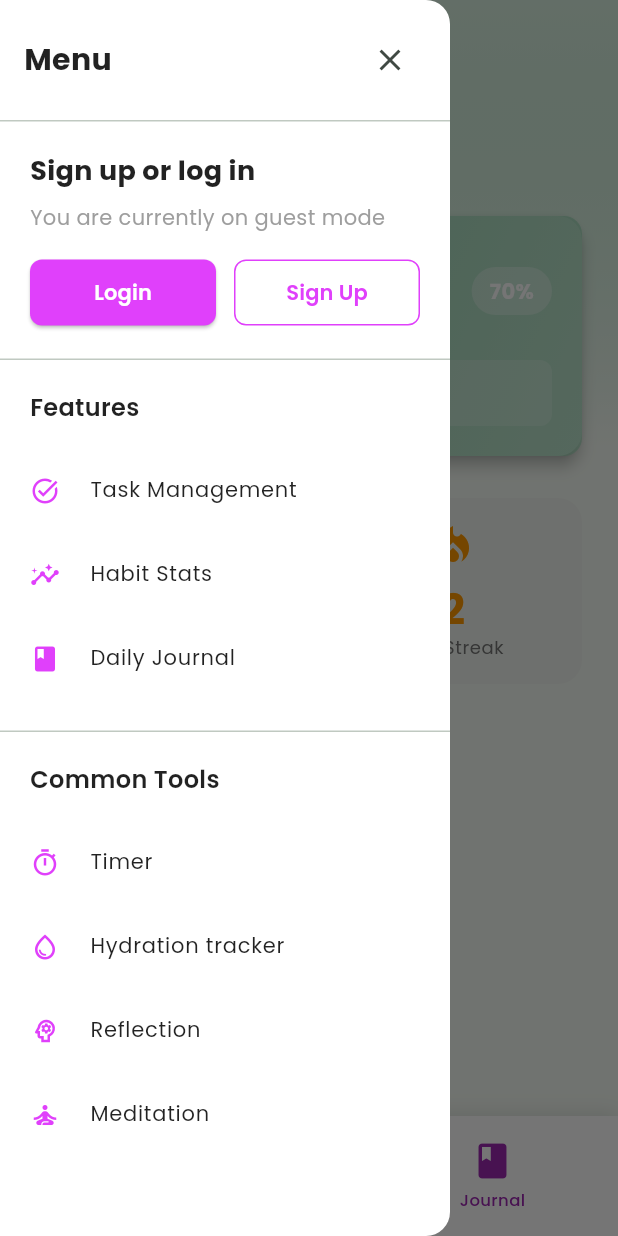
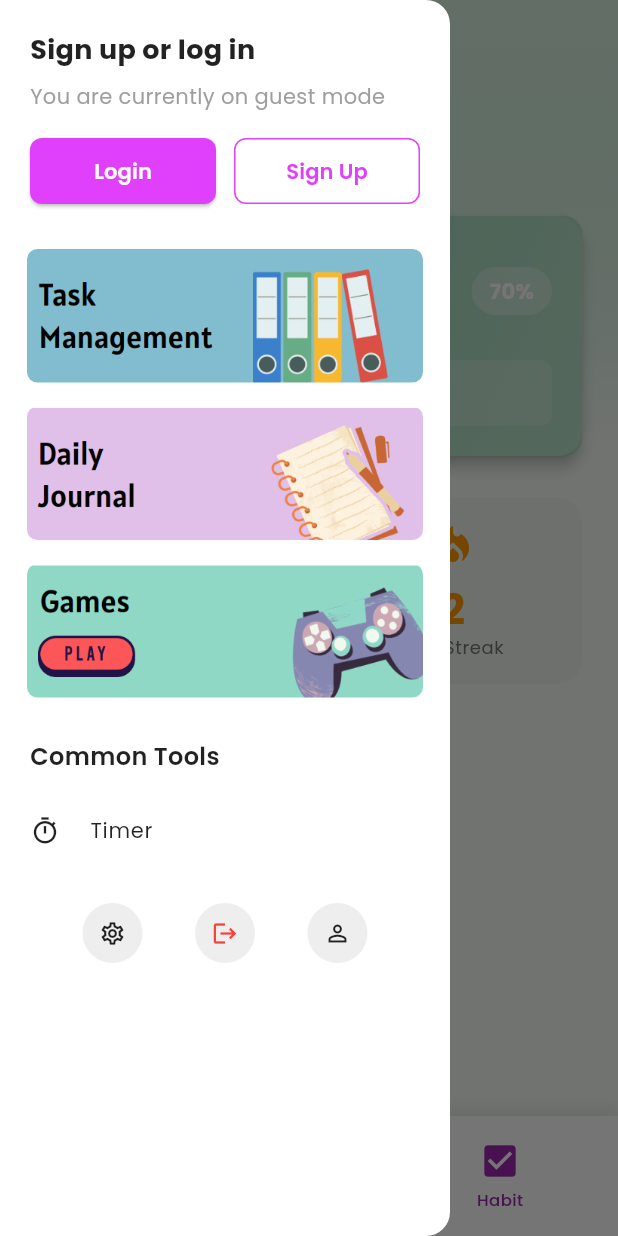
Before and after one commit to Nusrat207/serenote, a Flutter app: the screen it shows after launch, with the side drawer open, on a phone screen of 412 x 824 dp. Run offline on Flutter 3.47's test engine with Material 3 defaults, Android fonts, the phone set to English and light mode, and no system bars; our stand-ins replace audioplayers, flutter_dotenv, flutter_riverpod, google_fonts, permission_handler, qr_flutter and 5 more; missing offline and left inert: record; accounts and stored records are empty.

Commit message:
Todo Database Fixed & Sidebar Functionality Added & Updated UI

```diff
--- a/lib/features/dashboard/presentation/screens/dashboard_screen.dart
+++ b/lib/features/dashboard/presentation/screens/dashboard_screen.dart
@@ -388,17 +388,7 @@ class _DashboardScreenState extends ConsumerState<DashboardScreen> {
           child: Row(
             mainAxisAlignment: MainAxisAlignment.spaceAround,
             children: [
-              _buildNavItem(
-                icon: Icons.access_time,
-                label: 'ToDo',
-                onTap: () {
-                  Navigator.push(
-                    context,
-                    MaterialPageRoute(
-                        builder: (_) => const RoutineScreen()),
-                  );
-                },
-              ),
+
               _buildNavItem(
                 icon: Icons.mood,
                 label: 'Mood',
@@ -411,13 +401,24 @@ class _DashboardScreenState extends ConsumerState<DashboardScreen> {
                 },
               ),
               _buildNavItem(
-                icon: Icons.book,
-                label: 'Journal',
+                icon: Icons.home,
+                label: 'Home',
                 onTap: () {
                   Navigator.push(
                     context,
                     MaterialPageRoute(
-                        builder: (_) => const JournalScreen()),
+                        builder: (_) => const DashboardScreen()),
+                  );
+                },
+              ),
+              _buildNavItem(
+                icon: Icons.check_box,
+                label: 'Habit',
+                onTap: () {
+                  Navigator.push(
+                    context,
+                    MaterialPageRoute(
+                        builder: (_) => const DashboardScreen()),
                   );
                 },
               ),
--- a/lib/features/dashboard/presentation/widgets/sidebar.dart
+++ b/lib/features/dashboard/presentation/widgets/sidebar.dart
@@ -5,6 +5,11 @@ import 'package:serenote/core/services/auth_service.dart';
 import 'package:serenote/features/auth/presentation/screens/login_screen.dart';
 import 'package:serenote/features/auth/presentation/screens/register_screen.dart';
 import 'package:serenote/features/dashboard/presentation/screens/dashboard_screen.dart';
+import 'package:serenote/features/todo/presentation/screens/todo_screen.dart';
+import 'package:serenote/features/journal/presentation/screens/journal_screen.dart';
+import 'package:serenote/features/games/presentation/screens/game_screen.dart';
+
+
 
 class Sidebar extends StatelessWidget {
   const Sidebar({super.key});
@@ -21,55 +26,19 @@ class Sidebar extends StatelessWidget {
         child: Column(
           crossAxisAlignment: CrossAxisAlignment.start,
           children: [
-            // Header with close button
-            Padding(
-              padding: const EdgeInsets.all(16.0),
-              child: Row(
-                children: [
-                  const Text(
-                    'Menu',
-                    style: TextStyle(
-                      fontSize: 20,
-                      fontWeight: FontWeight.bold,
-                      color: Colors.black87,
-                    ),
-                  ),
-                  const Spacer(),
-                  IconButton(
-                    icon: const Icon(Icons.close, size: 24),
-                    onPressed: () {
-                      Navigator.of(context).pop();
-                    },
-                  ),
-                ],
-              ),
-            ),
-
-            const Divider(height: 1),
+            // Login Card Section (Shows when not logged in) - At the top
+            if (!isLoggedIn) _buildLoginCard(context),
 
             // User Info Section (Shows when logged in)
             if (isLoggedIn) _buildUserInfoSection(currentUser!),
 
-            // Login Card Section (Shows when not logged in)
-            if (!isLoggedIn) _buildLoginCard(context),
+            // Features Section with Image Bars (no divider)
+            _buildFeaturesSectionWithImages(context),
 
-            const Divider(height: 1),
-
-            // Features Section
-            _buildFeaturesSection(),
-
-            const Divider(height: 1),
-
-            // Common Tools Section
+            // Common Tools Section with circle buttons
             _buildCommonToolsSection(context),
 
             const Spacer(),
-
-            // Logout Button (when logged in)
-            if (isLoggedIn) _buildLogoutSection(context),
-
-            // Bottom Section
-            _buildBottomSection(context),
           ],
         ),
       ),
@@ -106,7 +75,7 @@ class Sidebar extends StatelessWidget {
                       style: const TextStyle(
                         fontSize: 16,
                         fontWeight: FontWeight.w600,
-                        color: Colors.black87,
+                        color: Color.fromARGB(221, 8, 6, 6),
                       ),
                       overflow: TextOverflow.ellipsis,
                     ),
@@ -123,45 +92,86 @@ class Sidebar extends StatelessWidget {
               ),
             ],
           ),
-          const SizedBox(height: 16),
-
-          // Quick stats or user actions
-          Row(
-            children: [
-              _buildUserStat('Tasks', '12'),
-              const SizedBox(width: 16),
-              _buildUserStat('Streak', '7d'),
-              const SizedBox(width: 16),
-              _buildUserStat('Level', '2'),
-            ],
-          ),
         ],
       ),
     );
   }
 
-  Widget _buildUserStat(String label, String value) {
+  Widget _buildFeaturesSectionWithImages(BuildContext context) {
     return Column(
+      crossAxisAlignment: CrossAxisAlignment.start,
       children: [
-        Text(
-          value,
-          style: const TextStyle(
-            fontSize: 16,
-            fontWeight: FontWeight.bold,
-            color: Colors.purpleAccent,
+        // Image Bar for Task Management
+        _buildImageBarItem(
+          context,
+          'assets/images/todo.png',
+          () {
+            Navigator.of(context).pop();
+            Navigator.push(
+              context,
+              MaterialPageRoute(builder: (context) => RoutineScreen()),
+            );
+          },
         ),
+        // Image Bar for Habit Stats
+        _buildImageBarItem(
+          context,
+          'assets/images/journal.png',
+          () {
+            Navigator.of(context).pop();
+            Navigator.push(
+              context,
+              MaterialPageRoute(builder: (context) => JournalScreen()),
+            );
+          },
         ),
-        Text(
-          label,
-          style: const TextStyle(
-            fontSize: 12,
-            color: Colors.grey,
-          ),
+        // Image Bar for Daily Journal
+        _buildImageBarItem(
+          context,
+          'assets/images/games.png',
+          () {
+            Navigator.of(context).pop();
+            Navigator.push(
+              context,
+              MaterialPageRoute(builder: (context) => GamesScreen()),
+            );
+          },
         ),
       ],
     );
   }
 
+  Widget _buildImageBarItem(BuildContext context, String imagePath, VoidCallback onTap) {
+  return GestureDetector(
+    onTap: onTap,
+    child: Container(
+      width: 320, // Custom width (less than sidebar width)
+      height: 105,
+      margin: const EdgeInsets.symmetric(horizontal: 10), // Center it with margin
+      padding: const EdgeInsets.all(8), // Padding on all sides
+      child: ClipRRect(
+        borderRadius: BorderRadius.circular(7), // More rounded corners
+        child: Image.asset(
+          imagePath,
+          fit: BoxFit.cover,
+          width: double.infinity,
+          errorBuilder: (context, error, stackTrace) {
+            return Container(
+              width: double.infinity,
+              height: double.infinity,
+              color: Colors.grey.shade200,
+              child: const Icon(
+                Icons.error_outline,
+                color: Color.fromARGB(255, 255, 255, 255),
+                size: 32,
+              ),
+            );
+          },
+        ),
+      ),
+    ),
+  );
+}
   Widget _buildLoginCard(BuildContext context) {
     return Container(
       width: double.infinity,
@@ -248,65 +258,6 @@ class Sidebar extends StatelessWidget {
     );
   }
 
-  Widget _buildLogoutSection(BuildContext context) {
-    return Padding(
-      padding: const EdgeInsets.all(20),
-      child: SizedBox(
-        width: double.infinity,
-        child: OutlinedButton.icon(
-          onPressed: () async {
-            await AuthService().signOut();
-            if (context.mounted) {
-              Navigator.of(context).pushAndRemoveUntil(
-                MaterialPageRoute(builder: (context) => DashboardScreen()),
-                (route) => false,
-              );
-            }
-          },
-          style: OutlinedButton.styleFrom(
-            foregroundColor: Colors.red,
-            side: const BorderSide(color: Colors.red),
-            padding: const EdgeInsets.symmetric(vertical: 12),
-            shape: RoundedRectangleBorder(
-              borderRadius: BorderRadius.circular(8),
-            ),
-          ),
-          icon: const Icon(Icons.logout, size: 18),
-          label: const Text(
-            'Logout',
-            style: TextStyle(
-              fontSize: 14,
-              fontWeight: FontWeight.w600,
-            ),
-          ),
-        ),
-      ),
-    );
-  }
-
-  Widget _buildFeaturesSection() {
-    return Padding(
-      padding: const EdgeInsets.all(20),
-      child: Column(
-        crossAxisAlignment: CrossAxisAlignment.start,
-        children: [
-          const Text(
-            'Features',
-            style: TextStyle(
-              fontSize: 16,
-              fontWeight: FontWeight.w600,
-              color: Colors.black87,
-            ),
-          ),
-          const SizedBox(height: 16),
-          _buildFeatureItem('Task Management', Icons.task_alt),
-          _buildFeatureItem('Habit Stats', Icons.insights),
-          _buildFeatureItem('Daily Journal', Icons.book),
-        ],
-      ),
-    );
-  }
-
   Widget _buildCommonToolsSection(BuildContext context) {
     return Padding(
       padding: const EdgeInsets.all(20),
@@ -321,47 +272,78 @@ class Sidebar extends StatelessWidget {
               color: Colors.black87,
             ),
           ),
-          const SizedBox(height: 16),
+          const SizedBox(height: 10),
           _buildToolItem(context, 'Timer', Icons.timer_outlined),
-          _buildToolItem(context, 'Hydration tracker', Icons.water_drop_outlined),
-          _buildToolItem(context, 'Reflection', Icons.psychology_outlined),
-          _buildToolItem(context, 'Meditation', Icons.self_improvement_outlined),
+
+          // Add the three circle buttons after the timer
+          const SizedBox(height: 20),
+          _buildCircleButtonsSection(context),
         ],
       ),
     );
   }
 
-  Widget _buildBottomSection(BuildContext context) {
-    return Padding(
-      padding: const EdgeInsets.all(20),
-      child: Column(
+  Widget _buildCircleButtonsSection(BuildContext context) {
+    return Row(
+      mainAxisAlignment: MainAxisAlignment.spaceEvenly,
       children: [
-          _buildBottomItem('Help center', Icons.help_outline),
-          _buildBottomItem('Feedback', Icons.feedback_outlined),
-          _buildBottomItem('Settings', Icons.settings_outlined),
-        ],
+        // Settings Icon
+        CircleAvatar(
+          radius: 20,
+          backgroundColor: Colors.grey.shade200,
+          child: IconButton(
+            onPressed: () {
+              // Handle settings navigation
+            },
+            icon: const Icon(
+              Icons.settings_outlined,
+              size: 18,
+              color: Colors.black87,
             ),
+            padding: EdgeInsets.zero,
+          ),
+        ),
+
+        // Logout Icon
+        CircleAvatar(
+          radius: 20,
+          backgroundColor: Colors.grey.shade200,
+          child: IconButton(
+            onPressed: () async {
+              await AuthService().signOut();
+              if (context.mounted) {
+                Navigator.of(context).pushAndRemoveUntil(
+                  MaterialPageRoute(builder: (context) => DashboardScreen()),
+                  (route) => false,
                 );
               }
+            },
+            icon: const Icon(
+              Icons.logout,
+              size: 18,
+              color: Colors.red,
+            ),
+            padding: EdgeInsets.zero,
+          ),
+        ),
 
-  Widget _buildFeatureItem(String title, IconData icon) {
-    return ListTile(
-      contentPadding: EdgeInsets.zero,
-      leading: Icon(
-        icon,
-        size: 20,
-        color: Colors.purpleAccent,
-      ),
-      title: Text(
-        title,
-        style: const TextStyle(
-          fontSize: 14,
+        // Update Profile Icon
+        CircleAvatar(
+          radius: 20,
+          backgroundColor: Colors.grey.shade200,
+          child: IconButton(
+            onPressed: () {
+              // Handle update profile navigation
+            },
+            icon: const Icon(
+              Icons.person_outline,
+              size: 18,
               color: Colors.black87,
             ),
+            padding: EdgeInsets.zero,
           ),
-      onTap: () {
-        // Handle feature navigation
-      },
+        ),
+      ],
     );
   }
 
@@ -371,7 +353,7 @@ class Sidebar extends StatelessWidget {
       leading: Icon(
         icon,
         size: 20,
-        color: Colors.purpleAccent,
+        color: Colors.black87,
       ),
       title: Text(
         title,
@@ -390,38 +372,8 @@ class Sidebar extends StatelessWidget {
             context,
             MaterialPageRoute(builder: (context) => const TimerScreen()),
           );
-        } else if (title == 'Hydration tracker') {
-          // Add hydration tracker navigation here
-          // Navigator.push(context, MaterialPageRoute(builder: (context) => HydrationTrackerScreen()));
-        } else if (title == 'Reflection') {
-          // Add reflection navigation here
-          // Navigator.push(context, MaterialPageRoute(builder: (context) => ReflectionScreen()));
-        } else if (title == 'Meditation') {
-          // Add meditation navigation here
-          // Navigator.push(context, MaterialPageRoute(builder: (context) => MeditationScreen()));
         }
       },
     );
   }
-
-  Widget _buildBottomItem(String title, IconData icon) {
-    return ListTile(
-      contentPadding: EdgeInsets.zero,
-      leading: Icon(
-        icon,
-        size: 20,
-        color: Colors.grey,
-      ),
-      title: Text(
-        title,
-        style: const TextStyle(
-          fontSize: 14,
-          color: Colors.grey,
-        ),
-      ),
-      onTap: () {
-        // Handle bottom item navigation
-      },
-    );
 }
-}
--- a/pubspec.yaml
+++ b/pubspec.yaml
@@ -92,7 +92,8 @@ dev_dependencies:
 
 # The following section is specific to Flutter packages.
 flutter:
-
+  assets:
+    - assets/images/
   # The following line ensures that the Material Icons font is
   # included with your application, so that you can use the icons in
   # the material Icons class.
```
Also changed, not shown: lib/core/models/todo_item.dart (+18 -6 lines), lib/features/games/presentation/screens/game_screen.dart (added, +171 -0 lines), lib/features/todo/presentation/screens/todo_screen.dart (+57 -6 lines), assets/images/games.png (added), assets/images/journal.png (added), assets/images/todo.png (added). Lines whose indentation alone changed are shown as unchanged.
